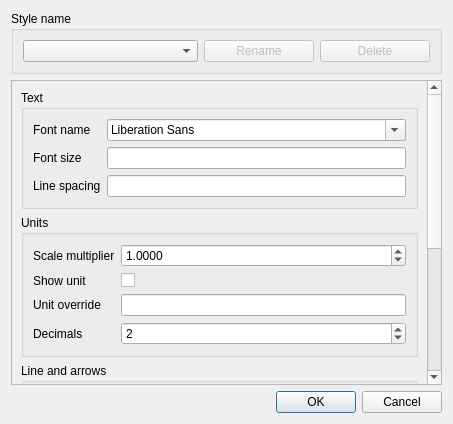
southseact-3d/fcd, file src/Mod/Draft/Resources/ui/dialog_AnnotationStyleEditor.ui: the form before one commit.
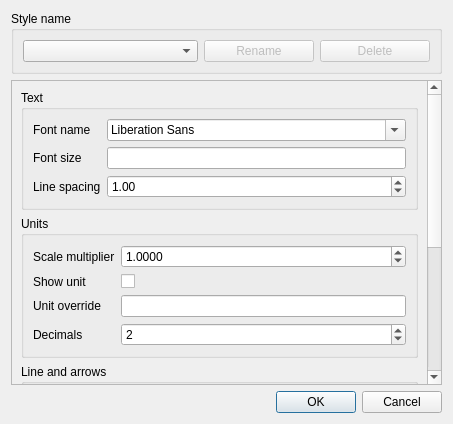
The form after the commit. Custom widgets are drawn as their Qt base class.

Commit message: Draft: Implemented annotation styles

What changed in the file:
```diff
--- a/src/Mod/Draft/Resources/ui/dialog_AnnotationStyleEditor.ui
+++ b/src/Mod/Draft/Resources/ui/dialog_AnnotationStyleEditor.ui
@@ -109,8 +109,8 @@
        <rect>
         <x>0</x>
         <y>0</y>
-        <width>419</width>
-        <height>632</height>
+        <width>420</width>
+        <height>589</height>
        </rect>
       </property>
       <layout class="QVBoxLayout" name="verticalLayout_3">
@@ -168,12 +168,9 @@
            </widget>
           </item>
           <item row="4" column="1">
-           <widget class="Gui::InputField" name="LineSpacing">
-            <property name="toolTip">
-             <string>Line spacing in system units</string>
-            </property>
-            <property name="quantity" stdset="0">
-             <double>10.000000000000000</double>
+           <widget class="QDoubleSpinBox" name="LineSpacing">
+            <property name="value">
+             <double>1.000000000000000</double>
             </property>
            </widget>
           </item>
```
The commit also changes 2 other files.
